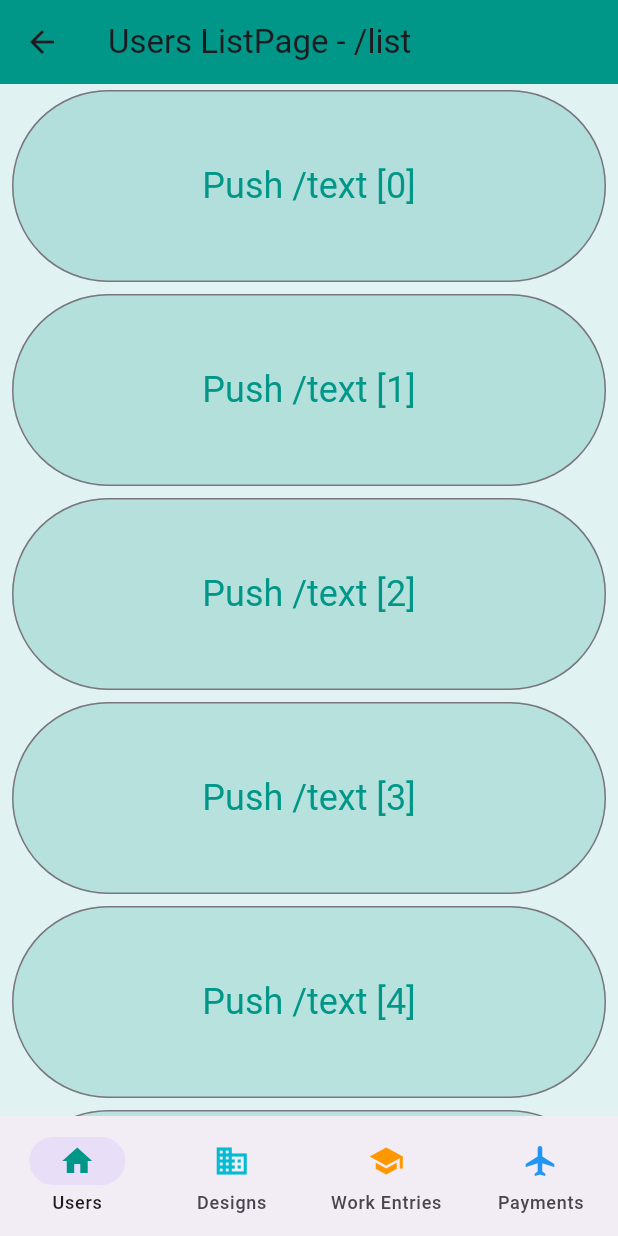
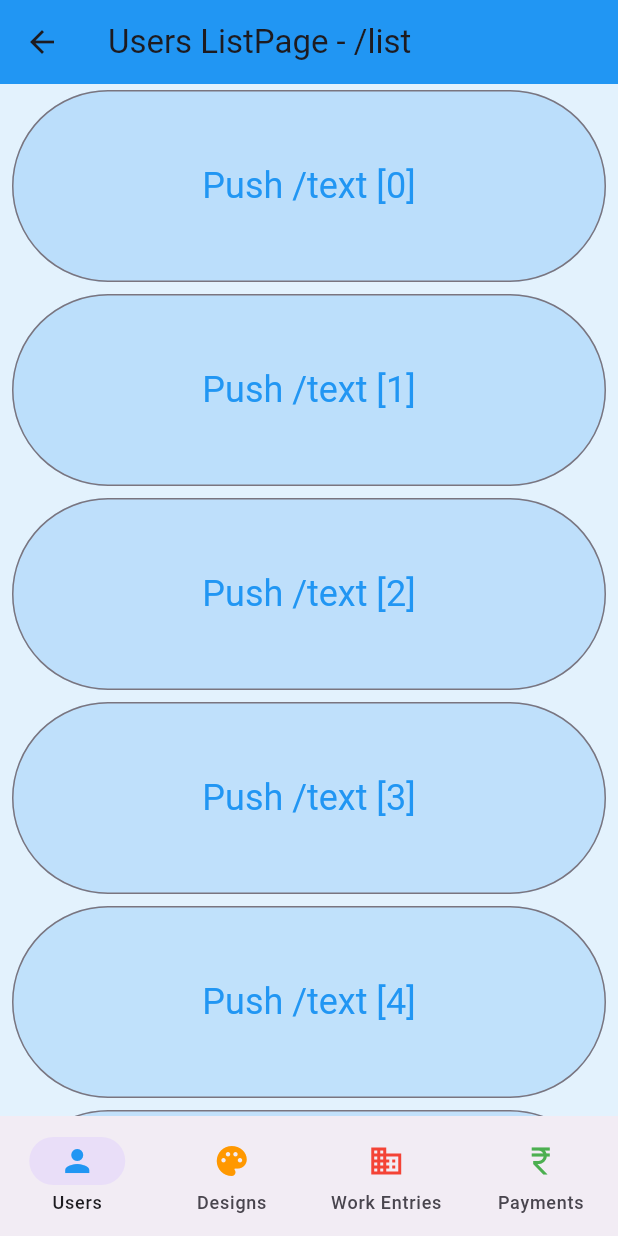
Before and after one commit to aagoel/StitchVault, a Flutter app: the screen it shows after launch, after a tap on "Push /list", on a phone screen of 412 x 824 dp. Run offline on Flutter 3.47's test engine with Material 2 defaults, Android fonts, the phone set to English and light mode, and no system bars.

Commit message:
changing icons and colors of homepage

```diff
--- a/lib/homepage.dart
+++ b/lib/homepage.dart
@@ -15,10 +15,10 @@ class Home extends StatefulWidget {
 
 class _HomeState extends State<Home> with TickerProviderStateMixin<Home> {
   static const List<Destination> allDestinations = <Destination>[
-    Destination(0, 'Users', Icons.home, Colors.teal),
-    Destination(1, 'Designs', Icons.business, Colors.cyan),
-    Destination(2, 'Work Entries', Icons.school, Colors.orange),
-    Destination(3, 'Payments', Icons.flight, Colors.blue),
+    Destination(0, 'Users', Icons.person, Colors.blue),
+    Destination(1, 'Designs', Icons.palette, Colors.orange),
+    Destination(2, 'Work Entries', Icons.business, Colors.red),
+    Destination(3, 'Payments', Icons.currency_rupee_outlined, Colors.green),
   ];
 
   late final List<GlobalKey<NavigatorState>> navigatorKeys;
```
